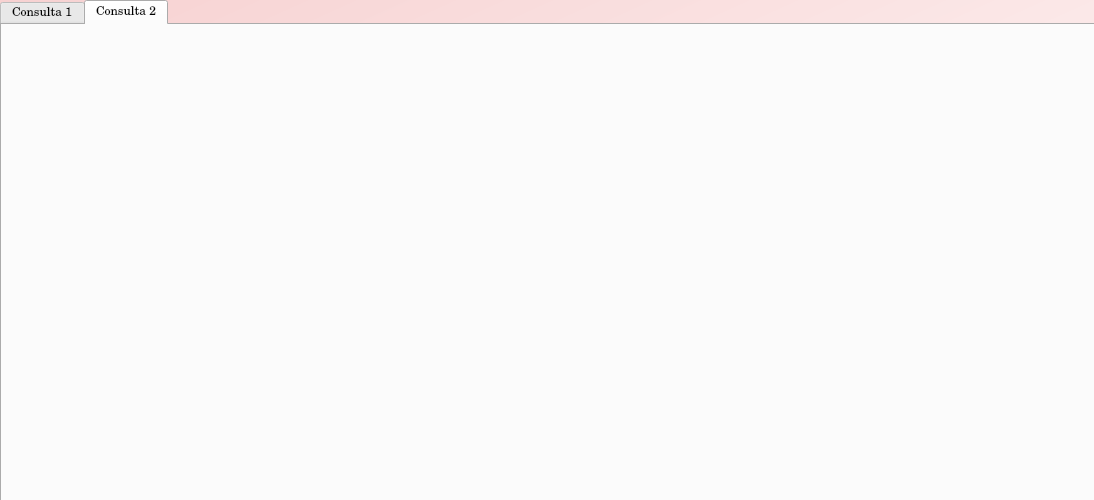
ThElement12/proyecto-final-prolog, file src/front/xml/cinema_view.ui: the form before one commit.
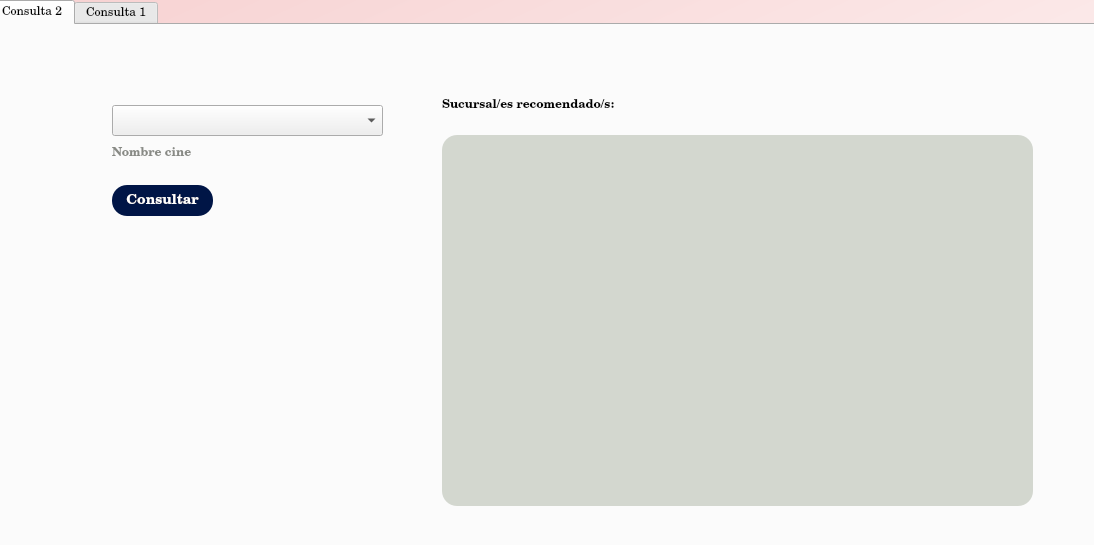
The form after the commit. The open tabs and pages were chosen to show the change. Icons and pictures are not drawn.

Commit message: changing parameters of view

Diff of the .ui file:
```diff
--- a/src/front/xml/cinema_view.ui
+++ b/src/front/xml/cinema_view.ui
@@ -7,7 +7,7 @@
     <x>0</x>
     <y>0</y>
     <width>1094</width>
-    <height>500</height>
+    <height>545</height>
    </rect>
   </property>
   <property name="windowTitle">
@@ -35,10 +35,10 @@
   <widget class="QTabWidget" name="tabWidget">
    <property name="geometry">
     <rect>
-     <x>0</x>
+     <x>-10</x>
      <y>0</y>
-     <width>1101</width>
-     <height>511</height>
+     <width>1111</width>
+     <height>551</height>
     </rect>
    </property>
    <property name="font">
@@ -49,6 +49,152 @@
    <property name="currentIndex">
     <number>0</number>
    </property>
+   <widget class="QWidget" name="tab_2">
+    <attribute name="title">
+     <string>Consulta 2</string>
+    </attribute>
+    <widget class="QComboBox" name="comboBox_city_restaurant_4">
+     <property name="geometry">
+      <rect>
+       <x>120</x>
+       <y>80</y>
+       <width>271</width>
+       <height>31</height>
+      </rect>
+     </property>
+     <property name="currentText">
+      <string/>
+     </property>
+    </widget>
+    <widget class="QLabel" name="label_budget_restaurant_3">
+     <property name="geometry">
+      <rect>
+       <x>120</x>
+       <y>120</y>
+       <width>171</width>
+       <height>17</height>
+      </rect>
+     </property>
+     <property name="styleSheet">
+      <string notr="true">font-family: Century SchoolBook L;
+color: rgb(136, 138, 133);
+background: transparent;
+border: none;
+font-weight: bold;</string>
+     </property>
+     <property name="text">
+      <string>Nombre cine</string>
+     </property>
+    </widget>
+    <widget class="QPushButton" name="pushButton_consult_cinema_2">
+     <property name="geometry">
+      <rect>
+       <x>120</x>
+       <y>160</y>
+       <width>101</width>
+       <height>31</height>
+      </rect>
+     </property>
+     <property name="font">
+      <font>
+       <family>CenturySchoolBook L</family>
+       <pointsize>-1</pointsize>
+       <weight>75</weight>
+       <bold>true</bold>
+      </font>
+     </property>
+     <property name="styleSheet">
+      <string notr="true">QPushButton{
+border-radius: 15px;
+background-color: rgb(0, 21, 70);
+color: rgb(255,255,255);
+font-weight: bold;
+font-family: CenturySchoolBook L;
+font-size: 14px;
+}</string>
+     </property>
+     <property name="text">
+      <string>Consultar</string>
+     </property>
+    </widget>
+    <widget class="QPushButton" name="pushButton_type_movie_icon_2">
+     <property name="geometry">
+      <rect>
+       <x>50</x>
+       <y>80</y>
+       <width>49</width>
+       <height>32</height>
+      </rect>
+     </property>
+     <property name="styleSheet">
+      <string notr="true">QPushButton{
+border-radius: 20px;
+background-color: transparent;
+color: rgb(0,0,0);
+font-family: Century SchoolBook L;
+font-weight: bold;
+
+}</string>
+     </property>
+     <property name="text">
+      <string/>
+     </property>
+     <property name="icon">
+      <iconset>
+       <normaloff>../resources/cinema_icon.png</normaloff>../resources/cinema_icon.png</iconset>
+     </property>
+     <property name="iconSize">
+      <size>
+       <width>32</width>
+       <height>32</height>
+      </size>
+     </property>
+    </widget>
+    <widget class="QLabel" name="label_cinema_recommended_2">
+     <property name="geometry">
+      <rect>
+       <x>450</x>
+       <y>70</y>
+       <width>221</width>
+       <height>21</height>
+      </rect>
+     </property>
+     <property name="font">
+      <font>
+       <family>Century Schoolbook L</family>
+       <weight>75</weight>
+       <bold>true</bold>
+      </font>
+     </property>
+     <property name="styleSheet">
+      <string notr="true">background-color: transparent;</string>
+     </property>
+     <property name="text">
+      <string>Sucursal/es recomendado/s:</string>
+     </property>
+    </widget>
+    <widget class="QLabel" name="label_result_cinema_recommended_2">
+     <property name="geometry">
+      <rect>
+       <x>450</x>
+       <y>110</y>
+       <width>591</width>
+       <height>371</height>
+      </rect>
+     </property>
+     <property name="styleSheet">
+      <string notr="true">QLabel{
+font-family: Century SchoolBook L;
+border-radius: 15px;
+background-color: rgb(211, 215, 207);
+color: rgb(0,0,0);
+}</string>
+     </property>
+     <property name="text">
+      <string/>
+     </property>
+    </widget>
+   </widget>
    <widget class="QWidget" name="tab">
     <attribute name="title">
      <string>Consulta 1</string>
@@ -318,11 +464,6 @@
      </layout>
     </widget>
    </widget>
-   <widget class="QWidget" name="tab_2">
-    <attribute name="title">
-     <string>Consulta 2</string>
-    </attribute>
-   </widget>
   </widget>
  </widget>
  <resources/>
```
Left out of the diff: 85 changed lines with no effect on the pictures. The commit also changes 7 other files.
